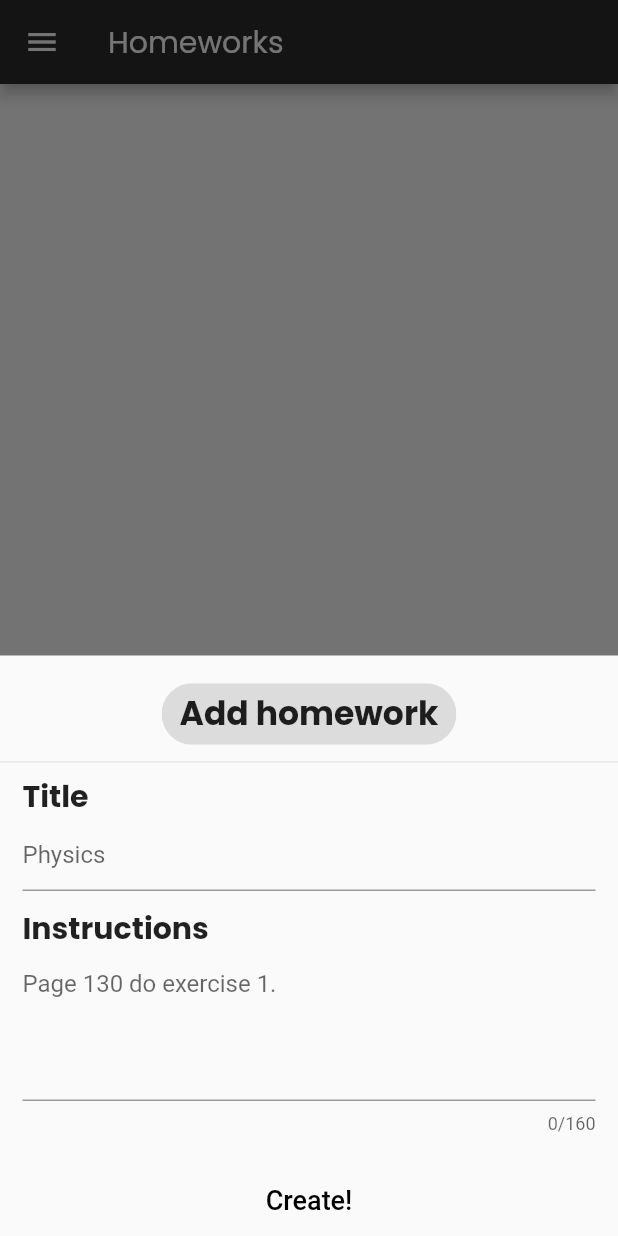
After one commit to selimellieh72/DistanciaMobile, a Flutter app: the HomeworkScreenTeacher screen opened directly, after a tap on the "add" icon, on a phone screen of 412 x 824 dp. The commit adds this screen. Run offline on Flutter 3.47's test engine with Material 2 defaults, Android fonts, the phone set to English and light mode, and no system bars; our stand-ins replace cloud_firestore, firebase_auth, firebase_core, firebase_storage, image_picker; accounts and stored records are empty.

Commit message:
Added homeworks, and stream provider

```diff
--- /dev/null
+++ b/lib/helpers/db_helper.dart
@@ -0,0 +1,36 @@
+import 'package:flutter/foundation.dart';
+import 'package:cloud_firestore/cloud_firestore.dart';
+import 'package:firebase_auth/firebase_auth.dart';
+
+import 'package:edulb/models/user_data.dart';
+
+class DBHELPER {
+  static Stream<UserData> streamUser(String id) {
+    return FirebaseFirestore.instance
+        .collection('users')
+        .doc(id)
+        .snapshots()
+        .map(
+          (snap) => UserData.fromFirestore(snap),
+        );
+  }
+
+  static Future<void> addHomework({
+    @required String title,
+    @required String instructions,
+  }) async {
+    await FirebaseFirestore.instance.collection('homeworks').add({
+      'title': title,
+      'instructions': instructions,
+      'teacherId': FirebaseAuth.instance.currentUser.uid,
+      'createdAt': Timestamp.now(),
+    });
+  }
+
+  static Stream<QuerySnapshot> fetchHomeworks() {
+    return FirebaseFirestore.instance
+        .collection('homeworks')
+        .orderBy('createdAt')
+        .snapshots();
+  }
+}
--- /dev/null
+++ b/lib/models/user_data.dart
@@ -0,0 +1,36 @@
+import 'package:cloud_firestore/cloud_firestore.dart';
+import 'package:flutter/widgets.dart';
+
+class UserData with ChangeNotifier {
+  String id;
+
+  String firstName;
+
+  String lastName;
+
+  String email;
+
+  String imageUrl;
+
+  bool isTeacher;
+
+  UserData(
+    this.id,
+    this.firstName,
+    this.lastName,
+    this.email,
+    this.imageUrl,
+    this.isTeacher,
+  );
+  factory UserData.fromFirestore(DocumentSnapshot doc) {
+    Map _data = doc.data();
+    return UserData(
+      doc.id,
+      _data == null ? '' : _data['firstName'] ?? '',
+      _data == null ? '' : _data['lastName'] ?? '',
+      _data == null ? '' : _data['email'] ?? '',
+      _data == null ? '' : _data['imageURL'] ?? '',
+      _data == null ? null : _data['isTeacher'] ?? null,
+    );
+  }
+}
--- /dev/null
+++ b/lib/screens/students/homework_screen.dart
@@ -0,0 +1,39 @@
+import 'package:cloud_firestore/cloud_firestore.dart';
+import 'package:edulb/helpers/db_helper.dart';
+import 'package:edulb/widgets/homeworks/homework_item.dart';
+import 'package:flutter/material.dart';
+import 'package:edulb/widgets/others/drawer.dart';
+
+class HomeworkScreenStudent extends StatelessWidget {
+  static const routeName = '/student/homework-screen';
+
+  @override
+  Widget build(BuildContext context) {
+    return Scaffold(
+      appBar: AppBar(
+        title: Text(
+          'Homeworks',
+        ),
+      ),
+      drawer: AppDrawer(),
+      body: StreamBuilder<QuerySnapshot>(
+          stream: DBHELPER.fetchHomeworks(),
+          builder: (context, snapshot) {
+            if (snapshot.connectionState == ConnectionState.waiting) {
+              return Center(
+                child: CircularProgressIndicator(),
+              );
+            }
+            final _homeworks = snapshot.data.docs.reversed.toList();
+            return ListView.builder(
+              itemCount: _homeworks.length,
+              itemBuilder: (_, i) => HomeworkItem(
+                title: _homeworks[i].data()['title'],
+                instructions: _homeworks[i].data()['instructions'],
+                date: _homeworks[i].data()['createdAt'].toDate(),
+              ),
+            );
+          }),
+    );
+  }
+}
--- /dev/null
+++ b/lib/screens/teachers/homework_screen.dart
@@ -0,0 +1,45 @@
+import 'package:cloud_firestore/cloud_firestore.dart';
+import 'package:edulb/helpers/db_helper.dart';
+import 'package:edulb/widgets/homeworks/homework_item.dart';
+import 'package:flutter/material.dart';
+import 'package:edulb/widgets/others/drawer.dart';
+import 'package:edulb/widgets/homeworks/add_homework.dart';
+
+class HomeworkScreenTeacher extends StatelessWidget {
+  @override
+  Widget build(BuildContext context) {
+    return Scaffold(
+      appBar: AppBar(
+        title: Text('Homeworks'),
+      ),
+      drawer: AppDrawer(),
+      body: StreamBuilder<QuerySnapshot>(
+          stream: DBHELPER.fetchHomeworks(),
+          builder: (context, snapshot) {
+            if (snapshot.connectionState == ConnectionState.waiting) {
+              return Center(
+                child: CircularProgressIndicator(),
+              );
+            }
+            final _homeworks = snapshot.data.docs.reversed.toList();
+            return ListView.builder(
+              itemCount: _homeworks.length,
+              itemBuilder: (_, i) => HomeworkItem(
+                title: _homeworks[i].data()['title'],
+                instructions: _homeworks[i].data()['instructions'],
+                date: _homeworks[i].data()['createdAt'].toDate(),
+              ),
+            );
+          }),
+      floatingActionButton: FloatingActionButton(
+        child: Icon(Icons.add),
+        onPressed: () => showModalBottomSheet(
+          isScrollControlled: true,
+          context: context,
+          builder: (_) => AddHomework(),
+        ),
+      ),
+      floatingActionButtonLocation: FloatingActionButtonLocation.centerFloat,
+    );
+  }
+}
--- /dev/null
+++ b/lib/widgets/homeworks/add_homework.dart
@@ -0,0 +1,31 @@
+import 'package:edulb/widgets/homeworks/add_homework_form.dart';
+import 'package:flutter/material.dart';
+
+class AddHomework extends StatelessWidget {
+  @override
+  Widget build(BuildContext context) {
+    return Padding(
+      padding:
+          EdgeInsets.only(bottom: MediaQuery.of(context).viewInsets.bottom),
+      child: Container(
+        child: SingleChildScrollView(
+          child: Column(
+            children: [
+              SizedBox(
+                height: 15,
+              ),
+              Chip(
+                label: Text(
+                  'Add homework',
+                  style: Theme.of(context).textTheme.headline6,
+                ),
+              ),
+              Divider(),
+              AddHomeworkForm(),
+            ],
+          ),
+        ),
+      ),
+    );
+  }
+}
--- /dev/null
+++ b/lib/widgets/homeworks/add_homework_form.dart
@@ -0,0 +1,113 @@
+import 'package:edulb/helpers/db_helper.dart';
+import 'package:edulb/helpers/word_filtering_helper.dart';
+import 'package:flutter/material.dart';
+
+class AddHomeworkForm extends StatefulWidget {
+  @override
+  _AddHomeworkFormState createState() => _AddHomeworkFormState();
+}
+
+class _AddHomeworkFormState extends State<AddHomeworkForm> {
+  final _formKey = GlobalKey<FormState>();
+
+  var _title;
+
+  var _instructions;
+
+  var _isLoading = false;
+
+  void _submitForm() async {
+    if (!_formKey.currentState.validate()) {
+      return;
+    }
+    _formKey.currentState.save();
+    setState(() {
+      _isLoading = true;
+    });
+    try {
+      await DBHELPER.addHomework(
+        title: _title,
+        instructions: _instructions,
+      );
+      Navigator.of(context).pop();
+    } catch (error) {
+      Scaffold.of(context).showSnackBar(
+        SnackBar(
+          content: Text('An error occured. Please try again later.'),
+          backgroundColor: Theme.of(context).errorColor,
+        ),
+      );
+      setState(() {
+        _isLoading = false;
+      });
+    }
+  }
+
+  @override
+  Widget build(BuildContext context) {
+    return Form(
+      key: _formKey,
+      child: Padding(
+        padding: const EdgeInsets.symmetric(horizontal: 15),
+        child: Column(
+          crossAxisAlignment: CrossAxisAlignment.start,
+          children: [
+            Text(
+              'Title',
+              style: Theme.of(context).textTheme.headline5,
+            ),
+            TextFormField(
+              decoration: InputDecoration(hintText: 'Physics'),
+              validator: (value) {
+                if (value.isEmpty) {
+                  return 'Please enter a title.';
+                }
+                if (WordHelper.wordContainsSymbols(value)) {
+                  return 'Title should not contain a symbol.';
+                }
+                return null;
+              },
+              onSaved: (value) => _title = value,
+            ),
+            SizedBox(
+              height: 10,
+            ),
+            Text(
+              'Instructions',
+              style: Theme.of(context).textTheme.headline5,
+            ),
+            TextFormField(
+              maxLines: 4,
+              maxLength: 160,
+              decoration: InputDecoration(
+                hintText: 'Page 130 do exercise 1.',
+              ),
+              validator: (value) {
+                if (value.isEmpty) {
+                  return 'Please enter some instructions.';
+                }
+                return null;
+              },
+              onSaved: (value) => _instructions = value,
+            ),
+            SizedBox(
+              height: 20,
+            ),
+            Align(
+              alignment: Alignment.center,
+              child: FlatButton(
+                onPressed: _submitForm,
+                child: _isLoading
+                    ? CircularProgressIndicator()
+                    : Text(
+                        'Create!',
+                        style: TextStyle(fontSize: 18),
+                      ),
+              ),
+            )
+          ],
+        ),
+      ),
+    );
+  }
+}
--- a/lib/widgets/others/drawer.dart
+++ b/lib/widgets/others/drawer.dart
@@ -1,4 +1,4 @@
-import 'package:edulb/providers/user_data.dart';
+import 'package:edulb/models/user_data.dart';
 import 'package:flutter/material.dart';
 import 'package:provider/provider.dart';
 import 'package:firebase_auth/firebase_auth.dart';
@@ -15,9 +15,13 @@ class AppDrawer extends StatelessWidget {
             height: 150,
             color: Theme.of(context).primaryColor,
             child: Row(children: [
-              CircleAvatar(
-                backgroundColor: Colors.white,
-                minRadius: 45.0,
+              Consumer<UserData>(
+                builder: (_, data, __) => CircleAvatar(
+                  backgroundColor: Colors.white,
+                  radius: 45.0,
+                  backgroundImage:
+                      data.imageUrl == '' ? null : NetworkImage(data.imageUrl),
+                ),
               ),
               SizedBox(
                 width: 20,
--- a/pubspec.yaml
+++ b/pubspec.yaml
@@ -30,7 +30,6 @@ dependencies:
   provider: ^4.3.2+2
   image_picker: ^0.6.7+7
   firebase_storage: ^4.0.0
-
 
 
 
```
Also changed, not shown: lib/main.dart (+35 -11 lines), lib/providers/user_data.dart (deleted, +0 -44 lines), lib/screens/both/auth_screen.dart (renamed from lib/screens/auth_screen.dart, +2 -11 lines), lib/screens/both/splash_screen.dart (added, +12 -0 lines), lib/screens/homework_screen.dart (deleted, +0 -123 lines), lib/widgets/auth/auth_form.dart (+11 -18 lines), lib/widgets/homeworks/homework_item.dart (added, +81 -0 lines), lib/widgets/homeworks/homeworks_list.dart (deleted).
